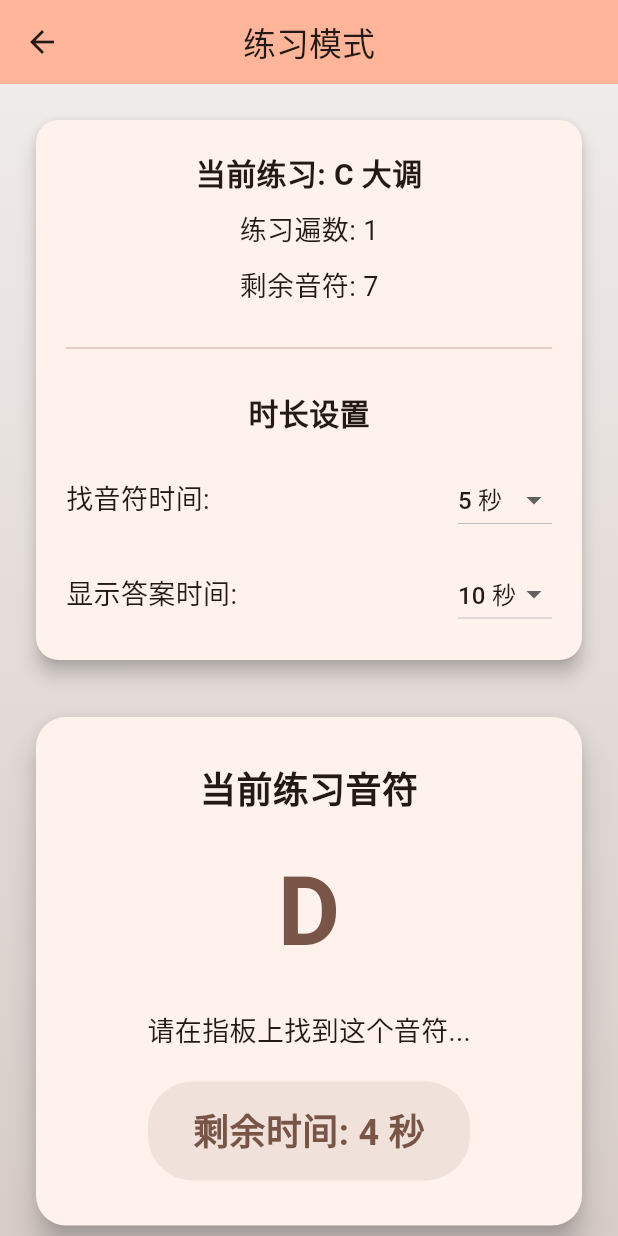
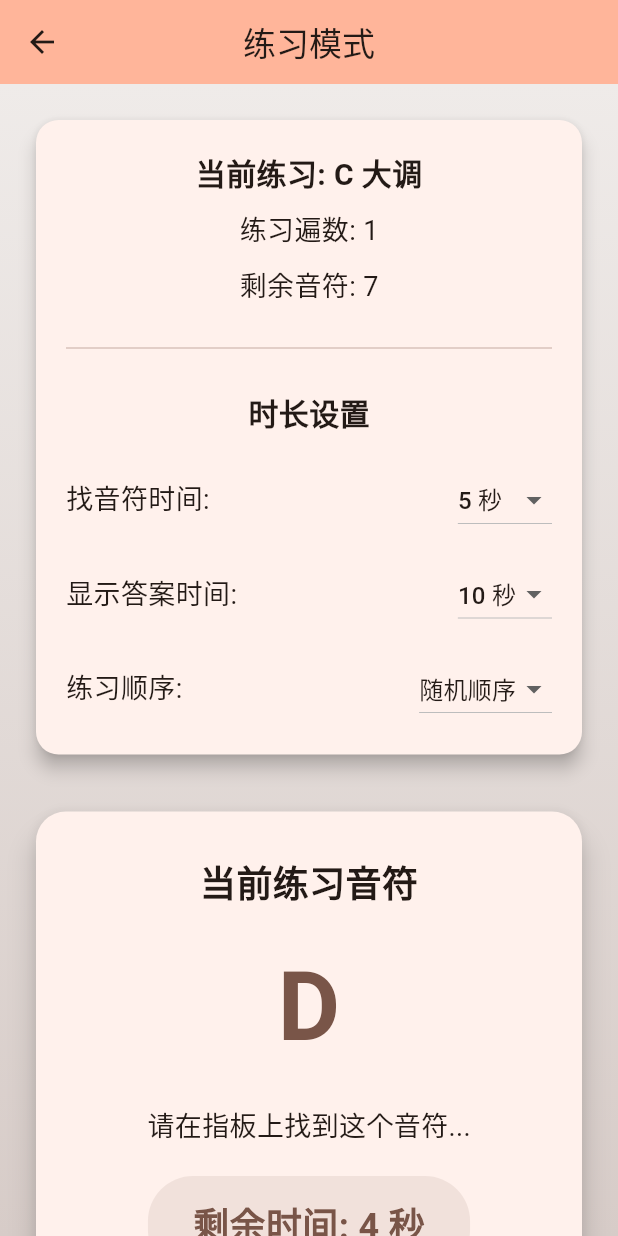
Before and after one commit to SheepYang1993/juejin_trae_solo_guitar_flutter, a Flutter app: the screen it shows after launch, scrolled down 253 dp, after a tap on "开始练习模式", on a phone screen of 412 x 824 dp. Run offline on Flutter 3.47's test engine with Material 3 defaults, Android fonts, the phone set to English and light mode, and no system bars.

Commit message:
请支持按照音阶顺序或随机顺序依次练习每个音符

```diff
--- a/lib/pages/practice_mode_page.dart
+++ b/lib/pages/practice_mode_page.dart
@@ -8,6 +8,12 @@ import '../models/scales.dart';
 enum PracticeState {
   showingNote, // 显示当前练习音符
   showingAnswer, // 显示答案
+}
+
+// 练习顺序枚举
+enum PracticeOrder {
+  scaleOrder, // 音阶顺序
+  randomOrder, // 随机顺序
 }
 
 class PracticeModePage extends StatefulWidget {
@@ -53,6 +59,8 @@ class _PracticeModePageState extends State<PracticeModePage> {
     12,
     (index) => (index + 1) * 5,
   );
+  // 用户选择的练习顺序
+  PracticeOrder _selectedPracticeOrder = PracticeOrder.randomOrder;
 
   // 定时器
   Timer? _timer;
@@ -71,7 +79,11 @@ class _PracticeModePageState extends State<PracticeModePage> {
     setState(() {
       _practiceRounds++;
       _practicedNotes.clear();
-      _currentPracticeNotes = List.from(widget.scale.notes)..shuffle();
+      // 根据选择的练习顺序生成练习音符列表
+      _currentPracticeNotes = List.from(widget.scale.notes);
+      if (_selectedPracticeOrder == PracticeOrder.randomOrder) {
+        _currentPracticeNotes.shuffle();
+      }
       // 重置倒计时为用户选择的找音符阶段时长
       _countdown = _selectedFindNoteDuration;
       _showNextNote();
@@ -270,6 +282,34 @@ class _PracticeModePageState extends State<PracticeModePage> {
                             ),
                           ],
                         ),
+                        const SizedBox(height: 15),
+                        // 练习顺序选择
+                        Row(
+                          mainAxisAlignment: MainAxisAlignment.spaceBetween,
+                          children: [
+                            const Text('练习顺序:', style: TextStyle(fontSize: 18)),
+                            DropdownButton<PracticeOrder>(
+                              value: _selectedPracticeOrder,
+                              items: PracticeOrder.values.map((order) {
+                                return DropdownMenuItem<PracticeOrder>(
+                                  value: order,
+                                  child: Text(
+                                    order == PracticeOrder.scaleOrder
+                                        ? '音阶顺序'
+                                        : '随机顺序',
+                                  ),
+                                );
+                              }).toList(),
+                              onChanged: (value) {
+                                setState(() {
+                                  _selectedPracticeOrder = value!;
+                                  // 重新开始练习，应用新的练习顺序
+                                  _startNewRound();
+                                });
+                              },
+                            ),
+                          ],
+                        ),
                       ],
                     ),
                   ),
```
Also changed, not shown: 2 other files.
